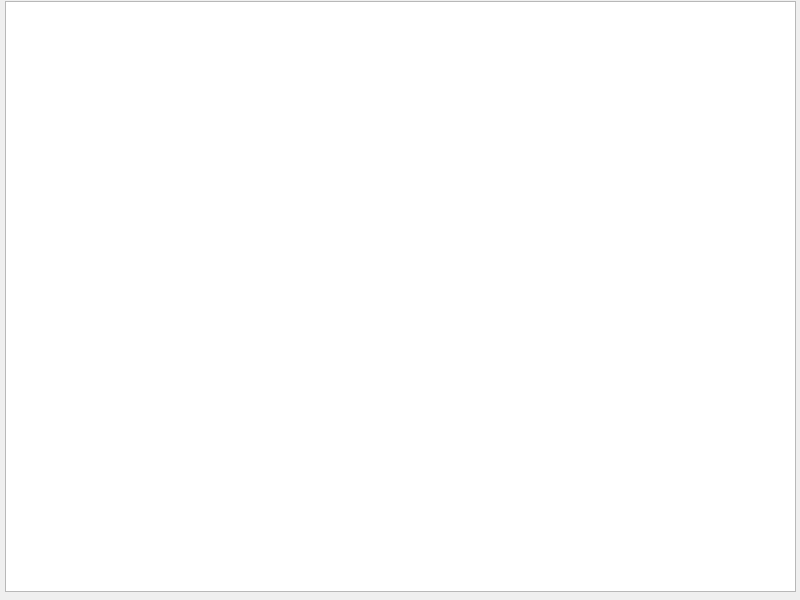
This is main.ui in Keker-dev/Novosibirsk-Ivlev as Qt 5 draws it before an edit. The edited form follows.
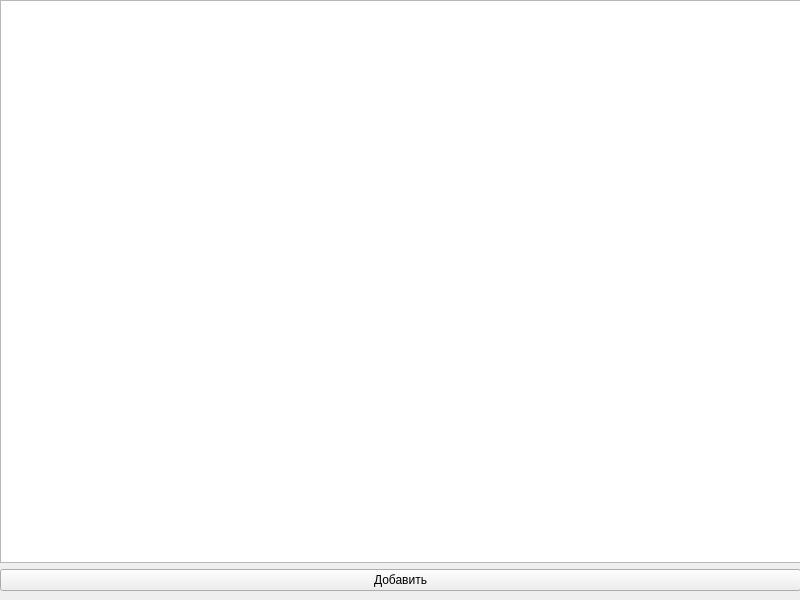
This is the edited form.

Commit message: Модифицирован main.py, coffee.sqlite, main.ui. Добавлен addEditCoffeeForm.ui. Капучино

Diff of the .ui file:
```diff
--- a/main.ui
+++ b/main.ui
@@ -14,15 +14,27 @@
    <string>MainWindow</string>
   </property>
   <widget class="QWidget" name="centralwidget">
-   <widget class="QTableView" name="view">
+   <widget class="QWidget" name="verticalLayoutWidget">
     <property name="geometry">
      <rect>
-      <x>5</x>
-      <y>1</y>
-      <width>791</width>
+      <x>0</x>
+      <y>0</y>
+      <width>801</width>
       <height>591</height>
      </rect>
     </property>
+    <layout class="QVBoxLayout" name="verticalLayout">
+     <item>
+      <widget class="QTableView" name="view"/>
+     </item>
+     <item>
+      <widget class="QPushButton" name="addButton">
+       <property name="text">
+        <string>Добавить</string>
+       </property>
+      </widget>
+     </item>
+    </layout>
    </widget>
   </widget>
  </widget>
```
The commit also changes 3 other files.
